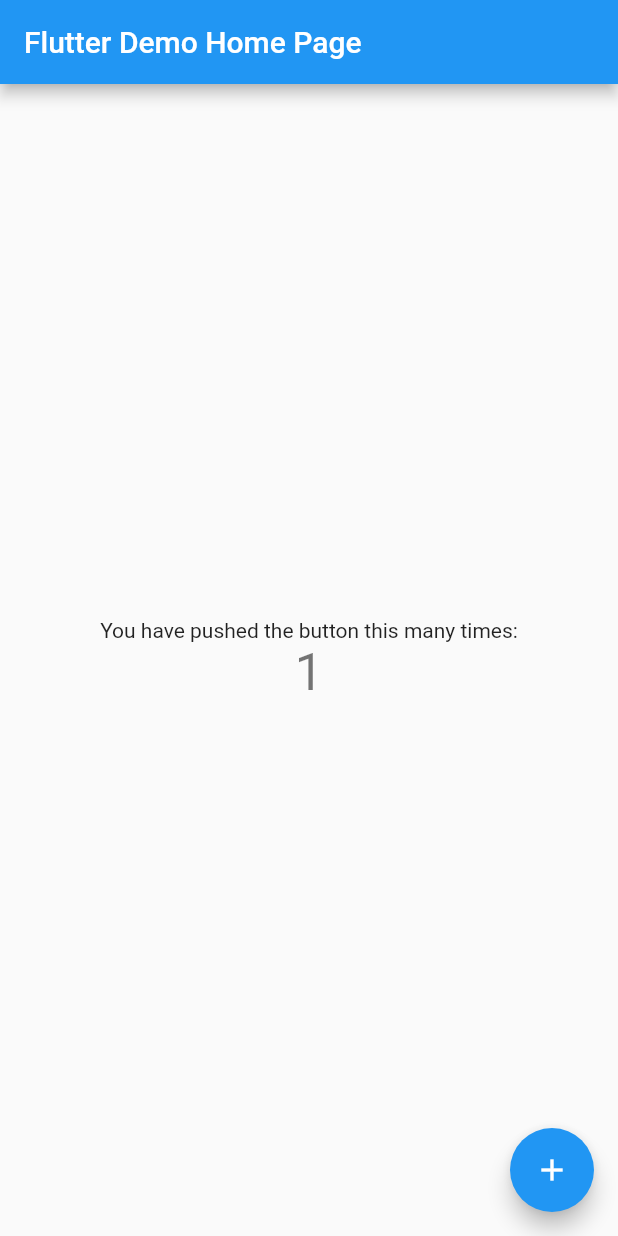
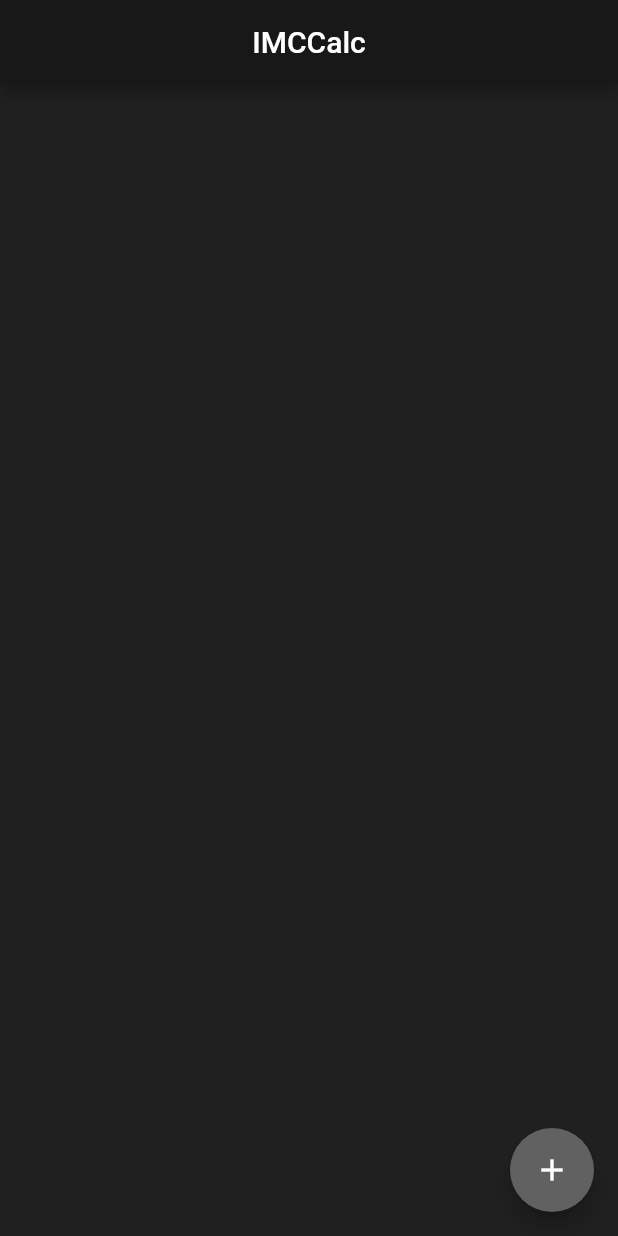
Before and after one commit to e-medeiros1/imc_calc, a Flutter app: the screen it shows after launch, after a tap on the "add" icon, on a phone screen of 412 x 824 dp. Run offline on Flutter 3.47's test engine with Material 2 defaults, Android fonts, the phone set to English and light mode, and no system bars.

Commit message:
Theme settings

```diff
--- a/lib/main.dart
+++ b/lib/main.dart
@@ -1,115 +1,29 @@
 import 'package:flutter/material.dart';
+import 'package:flutter/widgets.dart';
+import 'package:imccalc/screens/imc_screen.dart';
 
-void main() {
+void main(List<String> args) {
   runApp(const MyApp());
 }
 
 class MyApp extends StatelessWidget {
   const MyApp({Key? key}) : super(key: key);
 
-  // This widget is the root of your application.
   @override
   Widget build(BuildContext context) {
     return MaterialApp(
-      title: 'Flutter Demo',
-      theme: ThemeData(
-        // This is the theme of your application.
-        //
-        // Try running your application with "flutter run". You'll see the
-        // application has a blue toolbar. Then, without quitting the app, try
-        // changing the primarySwatch below to Colors.green and then invoke
-        // "hot reload" (press "r" in the console where you ran "flutter run",
-        // or simply save your changes to "hot reload" in a Flutter IDE).
-        // Notice that the counter didn't reset back to zero; the application
-        // is not restarted.
-        primarySwatch: Colors.blue,
+      debugShowCheckedModeBanner: false,
+      theme: ThemeData.dark().copyWith(
+        primaryColor: Colors.deepPurple,
+        scaffoldBackgroundColor: const Color(0xFF202020),
+        appBarTheme: const AppBarTheme(
+          color: Color(0xFF181818),
+        ),
+        colorScheme: ColorScheme.fromSwatch(
+          accentColor: const Color(0xFF616161),
+        ),
       ),
-      home: const MyHomePage(title: 'Flutter Demo Home Page'),
+      home: const ImcScreen(),
     );
   }
 }
-
-class MyHomePage extends StatefulWidget {
-  const MyHomePage({Key? key, required this.title}) : super(key: key);
-
-  // This widget is the home page of your application. It is stateful, meaning
-  // that it has a State object (defined below) that contains fields that affect
-  // how it looks.
-
-  // This class is the configuration for the state. It holds the values (in this
-  // case the title) provided by the parent (in this case the App widget) and
-  // used by the build method of the State. Fields in a Widget subclass are
-  // always marked "final".
-
-  final String title;
-
-  @override
-  State<MyHomePage> createState() => _MyHomePageState();
-}
-
-class _MyHomePageState extends State<MyHomePage> {
-  int _counter = 0;
-
-  void _incrementCounter() {
-    setState(() {
-      // This call to setState tells the Flutter framework that something has
-      // changed in this State, which causes it to rerun the build method below
-      // so that the display can reflect the updated values. If we changed
-      // _counter without calling setState(), then the build method would not be
-      // called again, and so nothing would appear to happen.
-      _counter++;
-    });
-  }
-
-  @override
-  Widget build(BuildContext context) {
-    // This method is rerun every time setState is called, for instance as done
-    // by the _incrementCounter method above.
-    //
-    // The Flutter framework has been optimized to make rerunning build methods
-    // fast, so that you can just rebuild anything that needs updating rather
-    // than having to individually change instances of widgets.
-    return Scaffold(
-      appBar: AppBar(
-        // Here we take the value from the MyHomePage object that was created by
-        // the App.build method, and use it to set our appbar title.
-        title: Text(widget.title),
-      ),
-      body: Center(
-        // Center is a layout widget. It takes a single child and positions it
-        // in the middle of the parent.
-        child: Column(
-          // Column is also a layout widget. It takes a list of children and
-          // arranges them vertically. By default, it sizes itself to fit its
-          // children horizontally, and tries to be as tall as its parent.
-          //
-          // Invoke "debug painting" (press "p" in the console, choose the
-          // "Toggle Debug Paint" action from the Flutter Inspector in Android
-          // Studio, or the "Toggle Debug Paint" command in Visual Studio Code)
-          // to see the wireframe for each widget.
-          //
-          // Column has various properties to control how it sizes itself and
-          // how it positions its children. Here we use mainAxisAlignment to
-          // center the children vertically; the main axis here is the vertical
-          // axis because Columns are vertical (the cross axis would be
-          // horizontal).
-          mainAxisAlignment: MainAxisAlignment.center,
-          children: <Widget>[
-            const Text(
-              'You have pushed the button this many times:',
-            ),
-            Text(
-              '$_counter',
-              style: Theme.of(context).textTheme.headline4,
-            ),
-          ],
-        ),
-      ),
-      floatingActionButton: FloatingActionButton(
-        onPressed: _incrementCounter,
-        tooltip: 'Increment',
-        child: const Icon(Icons.add),
-      ), // This trailing comma makes auto-formatting nicer for build methods.
-    );
-  }
-}
--- /dev/null
+++ b/lib/screens/imc_screen.dart
@@ -0,0 +1,20 @@
+import 'package:flutter/material.dart';
+
+class ImcScreen extends StatelessWidget {
+  const ImcScreen({Key? key}) : super(key: key);
+
+  @override
+  Widget build(BuildContext context) {
+    return Scaffold(
+      appBar: AppBar(
+        title: const Text('IMCCalc'),
+        centerTitle: true,
+      ),
+      body: Container(),
+      floatingActionButton: FloatingActionButton(
+        onPressed: () {},
+        child: Icon(Icons.add),
+      ),
+    );
+  }
+}
```
